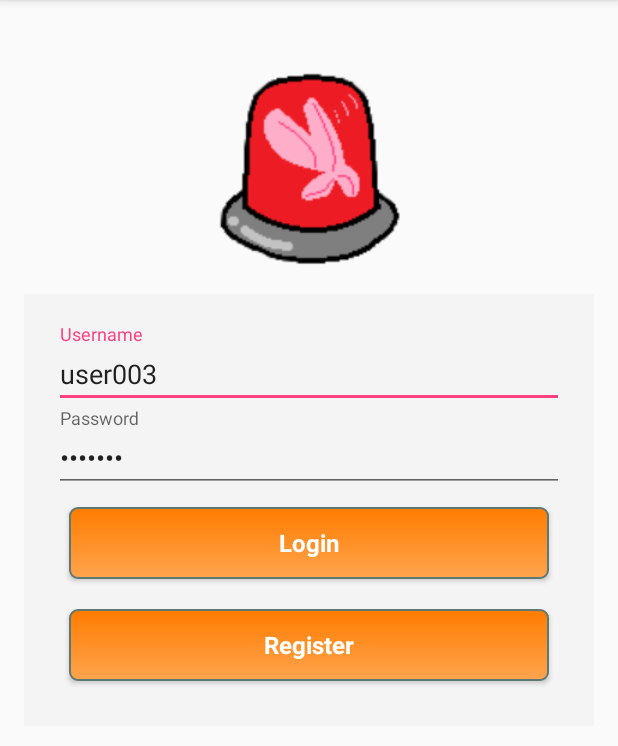
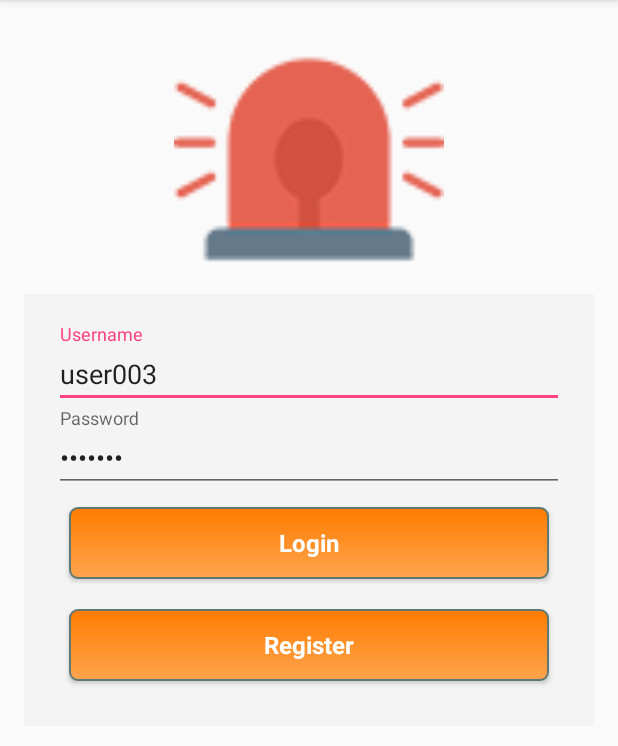
Before and after one commit to Nata8ify/Drivesafe-App-Driver, an Android app: the screen it shows after launch (LoginActivity), on a phone screen of 412 x 824 dp, the part 84-830 px from its top. Run offline under Robolectric (Android 15) with nearby library versions, the phone set to English and light mode, and no system bars; our stand-ins replace ButterKnife.

Commit message:
[UI]add icon

```diff
--- a/app/src/main/AndroidManifest.xml
+++ b/app/src/main/AndroidManifest.xml
@@ -13,7 +13,7 @@
 
     <application
         android:allowBackup="true"
-        android:icon="@drawable/icon"
+        android:icon="@mipmap/icon"
         android:label="@string/app_name"
         android:supportsRtl="true"
         android:theme="@style/AppTheme">
--- a/app/src/main/java/com/senior/g40/drivesafe/services/CrashDetectionService.java
+++ b/app/src/main/java/com/senior/g40/drivesafe/services/CrashDetectionService.java
@@ -90,7 +90,7 @@ public class CrashDetectionService extends IntentService {
             registerReceiver(serviceBroadcastReceiver, new IntentFilter("stopSelf"));
             PendingIntent pdIntent = PendingIntent.getBroadcast(this, 0, new Intent("stopSelf"), PendingIntent.FLAG_CANCEL_CURRENT);
             Notification notification = new Notification.Builder(this)
-                    .setSmallIcon(R.mipmap.ic_launcher)
+                    .setSmallIcon(R.mipmap.icon)
                     .setContentIntent(pdIntent)
                     .setContentTitle("Service Running")
                     .setContentText("Tap to Stop...").build();
--- a/app/src/main/res/drawable/btn_safe.xml
+++ b/app/src/main/res/drawable/btn_safe.xml
@@ -6,7 +6,7 @@
         <shape android:shape="rectangle">
             <corners android:radius="5dip" />
             <stroke android:width="1dip" android:color="#5e7974" />
-            <gradient android:angle="-90" android:startColor="#DF1500" android:endColor="#FF5F4E" />
+            <gradient android:angle="-90" android:startColor="#4CEA00" android:endColor="#C7F924" />
         </shape>
     </item>
     <item android:state_focused="true">
--- a/app/src/main/res/layout/activity_login.xml
+++ b/app/src/main/res/layout/activity_login.xml
@@ -23,7 +23,7 @@
             android:layout_width="180dp"
             android:layout_height="180dp"
             android:layout_gravity="center"
-            android:src="@drawable/icon" />
+            android:src="@mipmap/icon" />
 
     </LinearLayout>
         android:layout_gravity="center"
```
Also changed, not shown: app/src/main/res/mipmap-hdpi/ic_launcher.png (deleted), app/src/main/res/mipmap-hdpi/icon.png (added), app/src/main/res/mipmap-mdpi/ic_launcher.png (deleted), app/src/main/res/mipmap-mdpi/icon.png (added), app/src/main/res/mipmap-xhdpi/ic_launcher.png (deleted), app/src/main/res/mipmap-xhdpi/icon.png (added), app/src/main/res/mipmap-xxhdpi/ic_launcher.png (deleted), app/src/main/res/mipmap-xxhdpi/icon.png (added), app/src/main/res/mipmap-xxxhdpi/ic_launcher.png (deleted), app/src/main/res/mipmap-xxxhdpi/icon.png (added).
